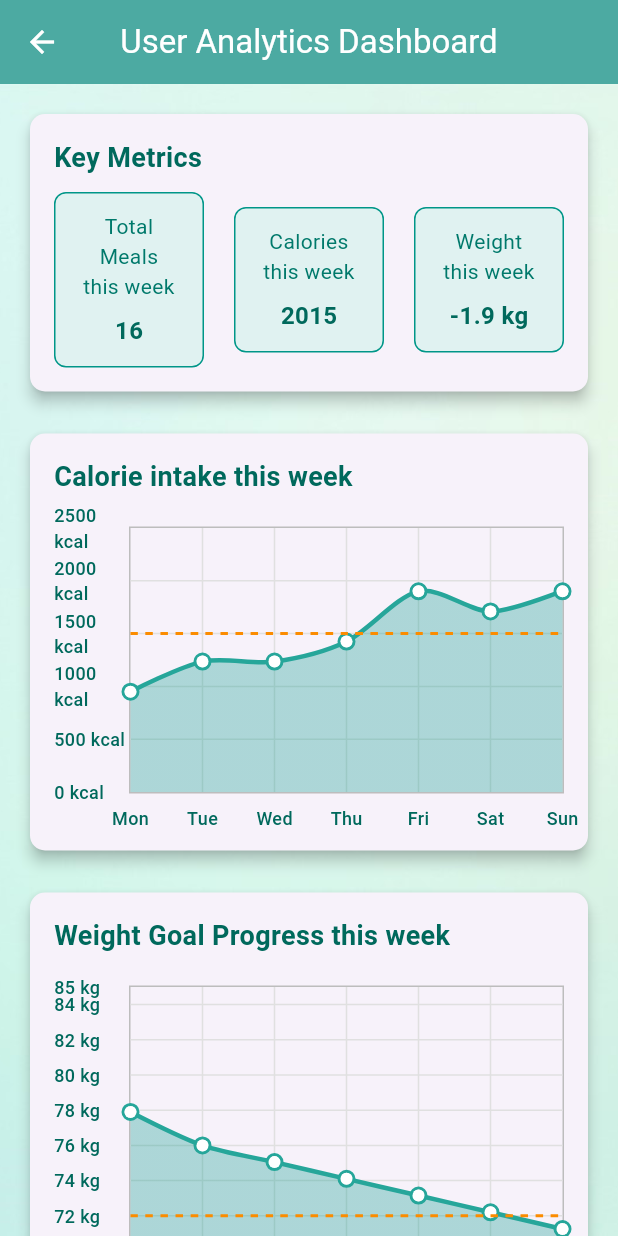
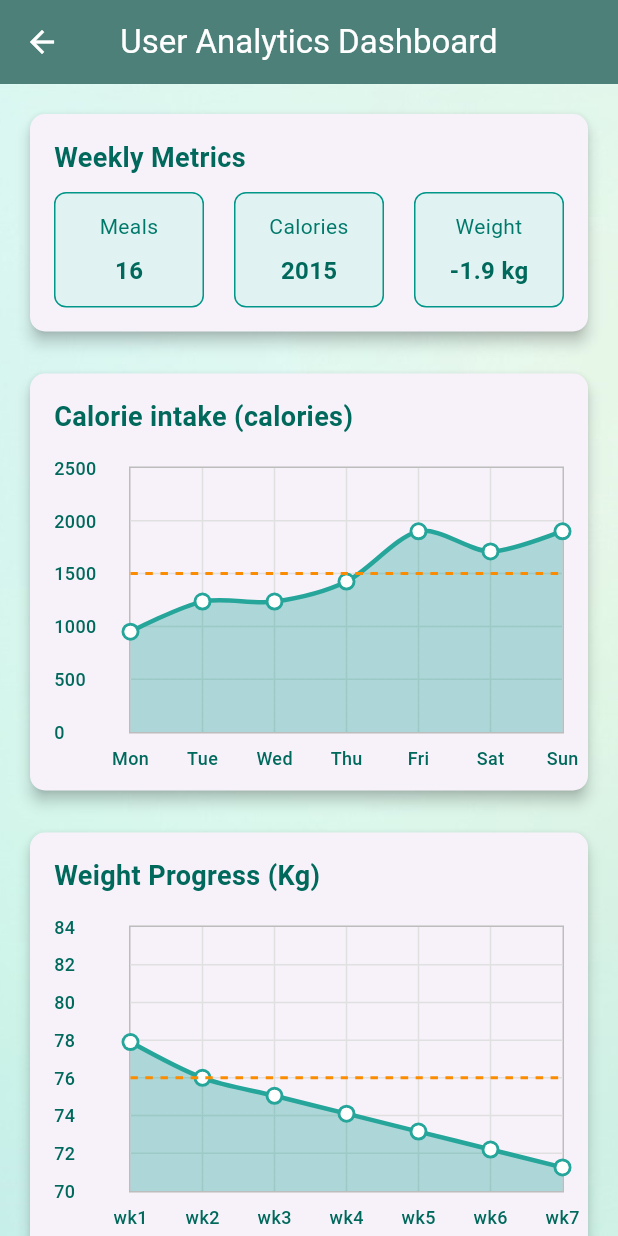
Before and after one commit to Chwezi-Creatives/ZINZI, a Flutter app: the UserAnalyticsDashboard screen opened directly, on a phone screen of 412 x 824 dp. Run offline on Flutter 3.47's test engine with Material 3 defaults, Android fonts, the light colour scheme and no system bars; drawn by our look-alikes of fl_chart; our stand-ins replace flutter_dotenv, shared_preferences, webview_flutter; missing offline and left inert: flutter_stripe; accounts and stored records are empty.

Commit message:
made changes to key metrics insights, graph axes, graph titles to make it even neater than before

```diff
--- a/lib/useranalytics.dart
+++ b/lib/useranalytics.dart
@@ -23,28 +23,24 @@ class _UserAnalyticsDashboardState extends State<UserAnalyticsDashboard>
   @override
   void initState() {
     super.initState();
-
     _mealsController = AnimationController(
       duration: const Duration(seconds: 2),
       vsync: this,
     )..forward();
     _mealsAnimation =
         Tween<double>(begin: 0, end: 17).animate(_mealsController);
-
     _caloriesController = AnimationController(
       duration: const Duration(seconds: 2),
       vsync: this,
     )..forward();
     _caloriesAnimation =
         Tween<double>(begin: 0, end: 2122).animate(_caloriesController);
-
     _weightController = AnimationController(
       duration: const Duration(seconds: 2),
       vsync: this,
     )..forward();
     _weightAnimation =
         Tween<double>(begin: 0, end: -2.0).animate(_weightController);
-
     _chartController = AnimationController(
       duration: const Duration(seconds: 2),
       vsync: this,
@@ -67,7 +63,7 @@ class _UserAnalyticsDashboardState extends State<UserAnalyticsDashboard>
       appBar: AppBar(
         title: const Text('User Analytics Dashboard'),
         centerTitle: true,
-        backgroundColor: Colors.teal[600]!.withOpacity(0.7),
+        backgroundColor: Colors.teal[900]!.withOpacity(0.7),
         foregroundColor: Colors.white,
         elevation: 0,
       ),
@@ -81,9 +77,7 @@ class _UserAnalyticsDashboardState extends State<UserAnalyticsDashboard>
           ),
           SingleChildScrollView(
             child: Container(
-              decoration: BoxDecoration(
-                  //color: Colors.black.withOpacity(0.3),
-                  ),
+              decoration: BoxDecoration(),
               child: Padding(
                 padding: const EdgeInsets.all(16.0),
                 child: Column(
@@ -97,11 +91,13 @@ class _UserAnalyticsDashboardState extends State<UserAnalyticsDashboard>
                     const SizedBox(height: 20),
                     _buildWeeklyMealTrendSection(),
                     const SizedBox(height: 20),
+                    _buildMessageSection(),
+                    const SizedBox(height: 20),
                     _buildMacronutrientBreakdownSection(),
                     const SizedBox(height: 20),
+                    _buildCarbMessageSection(),
+                    const SizedBox(height: 20),
                     _buildPopularCuisinesSection(),
-                    const SizedBox(height: 20),
-                    _buildMessageSection(),
                   ],
                 ),
               ),
@@ -122,18 +118,19 @@ class _UserAnalyticsDashboardState extends State<UserAnalyticsDashboard>
           crossAxisAlignment: CrossAxisAlignment.start,
           children: [
             Text(
-              'Key Metrics',
+              'Weekly Metrics',
               style: TextStyle(
                 fontSize: 18,
                 fontWeight: FontWeight.bold,
-                  color: Colors.teal[800]),
+                color: Colors.teal[800],
+              ),
             ),
             const SizedBox(height: 10),
             Row(
               mainAxisAlignment: MainAxisAlignment.spaceBetween,
               children: [
                 MetricCard(
-                  title: 'Total Meals\nthis week',
+                  title: 'Meals',
                   child: AnimatedBuilder(
                     animation: _mealsAnimation,
                     builder: (context, child) => Text(
@@ -141,12 +138,13 @@ class _UserAnalyticsDashboardState extends State<UserAnalyticsDashboard>
                       style: TextStyle(
                         fontSize: 16,
                         fontWeight: FontWeight.bold,
-                          color: Colors.teal[800]),
+                        color: Colors.teal[800],
+                      ),
                     ),
                   ),
                 ),
                 MetricCard(
-                  title: 'Calories this week',
+                  title: 'Calories',
                   child: AnimatedBuilder(
                     animation: _caloriesAnimation,
                     builder: (context, child) => Text(
@@ -154,12 +152,13 @@ class _UserAnalyticsDashboardState extends State<UserAnalyticsDashboard>
                       style: TextStyle(
                         fontSize: 16,
                         fontWeight: FontWeight.bold,
-                          color: Colors.teal[800]),
+                        color: Colors.teal[800],
+                      ),
                     ),
                   ),
                 ),
                 MetricCard(
-                  title: 'Weight  this week',
+                  title: 'Weight',
                   child: AnimatedBuilder(
                     animation: _weightAnimation,
                     builder: (context, child) => Text(
@@ -167,7 +166,8 @@ class _UserAnalyticsDashboardState extends State<UserAnalyticsDashboard>
                       style: TextStyle(
                         fontSize: 16,
                         fontWeight: FontWeight.bold,
-                          color: Colors.teal[800]),
+                        color: Colors.teal[800],
+                      ),
                     ),
                   ),
                 ),
@@ -182,7 +182,7 @@ class _UserAnalyticsDashboardState extends State<UserAnalyticsDashboard>
   Widget _buildWeeklyMealTrendSection() {
     List<int> weeklyMealData = [3, 2, 4, 3, 5, 1, 2];
     return _buildCardSection(
-      'Number of meals ordered this week',
+      'Number of meals ordered',
       WeeklyMealTrendChart(
         mealsPerDay: weeklyMealData,
         animation: _chartAnimation,
@@ -197,12 +197,15 @@ class _UserAnalyticsDashboardState extends State<UserAnalyticsDashboard>
       'Caribbean': 50
     };
     return _buildCardSection(
-      'Popular Cuisines this week',
+      'Popular Cuisines',
       Row(
         children: [
           Expanded(
             child: PopularCuisinesChart(
-                  data: cuisineData, animation: _chartAnimation)),
+              data: cuisineData,
+              animation: _chartAnimation,
+            ),
+          ),
           const SizedBox(width: 20),
           _buildCuisineLegend(cuisineData),
         ],
@@ -217,12 +220,15 @@ class _UserAnalyticsDashboardState extends State<UserAnalyticsDashboard>
       'Fats': 0.2
     };
     return _buildCardSection(
-      'Nutrient intake this week',
+      'Nutrient intake',
       Row(
         children: [
           Expanded(
             child: MacronutrientBreakdownChart(
-                  data: macroData, animation: _chartAnimation)),
+              data: macroData,
+              animation: _chartAnimation,
+            ),
+          ),
           const SizedBox(width: 20),
           _buildMacronutrientLegend(macroData),
         ],
@@ -240,14 +246,14 @@ class _UserAnalyticsDashboardState extends State<UserAnalyticsDashboard>
       FlSpot(5, 1800),
       FlSpot(6, 2000),
     ];
-
     List<FlSpot> recommendedCalories = [
       for (int i = 0; i < 7; i++) FlSpot(i.toDouble(), 1500),
     ];
-
     return _buildCardSection(
-      'Calorie intake this week',
-      _buildLineChart(calorieIntake, recommendedCalories, isWeightChart: false),
+      'Calorie intake (calories)',
+      _buildLineChart(calorieIntake, recommendedCalories,
+          isWeightChart: false,
+          labels: ['Mon', 'Tue', 'Wed', 'Thu', 'Fri', 'Sat', 'Sun']),
     );
   }
 
@@ -261,14 +267,14 @@ class _UserAnalyticsDashboardState extends State<UserAnalyticsDashboard>
       FlSpot(5, 76),
       FlSpot(6, 75),
     ];
-
     List<FlSpot> idealWeight = [
-      for (int i = 0; i < 7; i++) FlSpot(i.toDouble(), 72),
+      for (int i = 0; i < 7; i++) FlSpot(i.toDouble(), 76),
     ];
-
     return _buildCardSection(
-      'Weight Goal Progress this week',
-      _buildLineChart(weightProgress, idealWeight, isWeightChart: true),
+      'Weight Progress (Kg)',
+      _buildLineChart(weightProgress, idealWeight,
+          isWeightChart: true,
+          labels: ['wk1', 'wk2', 'wk3', 'wk4', 'wk5', 'wk6', 'wk7']),
     );
   }
 
@@ -277,6 +283,16 @@ class _UserAnalyticsDashboardState extends State<UserAnalyticsDashboard>
       '',
       Text(
         'You have maintained a consistent meal schedule this week. Keep up the great work!',
+        style: TextStyle(fontSize: 16, color: Colors.teal[800]),
+      ),
+    );
+  }
+
+  Widget _buildCarbMessageSection() {
+    return _buildCardSection(
+      '',
+      Text(
+        'You have consumed more carbohydrates, consider exercising.',
         style: TextStyle(fontSize: 16, color: Colors.teal[800]),
       ),
     );
@@ -297,7 +313,8 @@ class _UserAnalyticsDashboardState extends State<UserAnalyticsDashboard>
                 style: TextStyle(
                   fontSize: 18,
                   fontWeight: FontWeight.bold,
-                    color: Colors.teal[800]),
+                  color: Colors.teal[800],
+                ),
               ),
             const SizedBox(height: 20),
             content,
@@ -308,21 +325,17 @@ class _UserAnalyticsDashboardState extends State<UserAnalyticsDashboard>
   }
 
   Widget _buildLineChart(List<FlSpot> data, List<FlSpot> guideData,
-      {required bool isWeightChart}) {
+      {required bool isWeightChart, required List<String> labels}) {
     final guideColor = Colors.orange[600]!;
-
     return AnimatedBuilder(
       animation: _chartAnimation,
       builder: (context, child) {
         final animatedData = data
             .map((spot) => FlSpot(spot.x, spot.y * _chartAnimation.value))
             .toList();
-
         return SizedBox(
           height: 200,
-          child: Stack(
-            children: [
-              LineChart(
+          child: LineChart(
             LineChartData(
               lineTouchData: LineTouchData(
                 handleBuiltInTouches: true,
@@ -335,7 +348,7 @@ class _UserAnalyticsDashboardState extends State<UserAnalyticsDashboard>
                 },
                 touchTooltipData: LineTouchTooltipData(
                   getTooltipColor: (spot) => Colors.teal[800]!,
-                      getTooltipItems: (List<LineBarSpot> touchedSpots) {
+                  getTooltipItems: (List touchedSpots) {
                     return touchedSpots.map((spot) {
                       final textStyle = TextStyle(
                         color: Colors.white,
@@ -344,8 +357,8 @@ class _UserAnalyticsDashboardState extends State<UserAnalyticsDashboard>
                       );
                       return LineTooltipItem(
                         isWeightChart
-                                ? '${spot.y.toInt()} kg'
-                                : '${spot.y.toInt()} kcal',
+                            ? '${spot.y.toInt()}'
+                            : '${spot.y.toInt()}',
                         textStyle,
                       );
                     }).toList();
@@ -372,19 +385,10 @@ class _UserAnalyticsDashboardState extends State<UserAnalyticsDashboard>
                     showTitles: true,
                     reservedSize: 22,
                     getTitlesWidget: (value, _) {
-                          const days = [
-                            'Mon',
-                            'Tue',
-                            'Wed',
-                            'Thu',
-                            'Fri',
-                            'Sat',
-                            'Sun'
-                          ];
                       return Padding(
                         padding: const EdgeInsets.only(top: 8.0),
                         child: Text(
-                              days[value.toInt() % days.length],
+                          labels[value.toInt()],
                           style: TextStyle(
                             fontSize: 12,
                             color: Colors.teal[800],
@@ -400,9 +404,7 @@ class _UserAnalyticsDashboardState extends State<UserAnalyticsDashboard>
                     showTitles: true,
                     getTitlesWidget: (value, _) {
                       return Text(
-                            isWeightChart
-                                ? '${value.toInt()} kg'
-                                : '${value.toInt()} kcal',
+                        value.toInt().toString(),
                         style: TextStyle(
                           color: Colors.teal[800],
                           fontSize: 12,
@@ -431,7 +433,7 @@ class _UserAnalyticsDashboardState extends State<UserAnalyticsDashboard>
               minX: 0,
               maxX: 6,
               minY: isWeightChart ? 70 : 0,
-                  maxY: isWeightChart ? 85 : 2500,
+              maxY: isWeightChart ? 84 : 2500,
               lineBarsData: [
                 LineChartBarData(
                   spots: animatedData,
@@ -480,8 +482,6 @@ class _UserAnalyticsDashboardState extends State<UserAnalyticsDashboard>
               ],
             ),
           ),
-            ],
-          ),
         );
       },
     );
@@ -490,7 +490,6 @@ class _UserAnalyticsDashboardState extends State<UserAnalyticsDashboard>
   Widget _buildCuisineLegend(Map<String, int> data) {
     final colors = [Colors.teal, Colors.green, Colors.orange];
     int colorIndex = 0;
-
     return Column(
       crossAxisAlignment: CrossAxisAlignment.start,
       children: data.entries.map((entry) {
@@ -512,7 +511,6 @@ class _UserAnalyticsDashboardState extends State<UserAnalyticsDashboard>
   Widget _buildMacronutrientLegend(Map<String, double> data) {
     final colors = [Colors.purple, Colors.orange, Colors.cyan];
     int colorIndex = 0;
-
     return Column(
       crossAxisAlignment: CrossAxisAlignment.start,
       children: data.entries.map((entry) {
@@ -682,7 +680,6 @@ class PopularCuisinesChart extends StatelessWidget {
     final colors = [Colors.teal[800], Colors.green, Colors.orange];
     final total = data.values.reduce((a, b) => a + b);
     int colorIndex = 0;
-
     return AnimatedBuilder(
       animation: animation,
       builder: (context, child) {
@@ -723,7 +720,6 @@ class MacronutrientBreakdownChart extends StatelessWidget {
   Widget build(BuildContext context) {
     final colors = [Colors.purple, Colors.orange, Colors.cyan];
     int colorIndex = 0;
-
     return AnimatedBuilder(
       animation: animation,
       builder: (context, child) {
```
Lines whose indentation alone changed are shown as unchanged.
